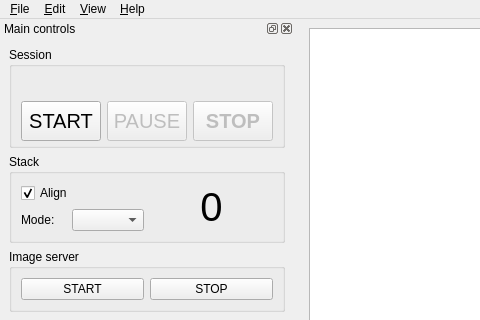
Old version of the form src/als/ui/als_ui.ui in the repository gehelem/als; both pictures show x 0 to 480 and y 0 to 320 of the 1075 by 974 pixel window.
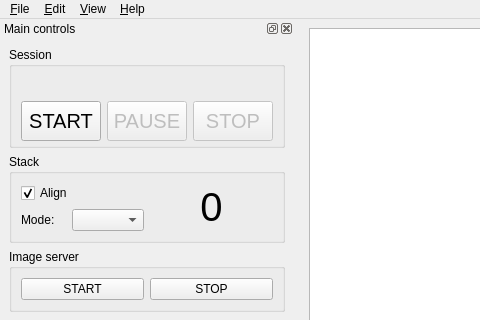
New version of the form. Custom widgets are drawn as their Qt base class.

Commit message: remove bold property on STOP button text

Patch:
```diff
--- a/src/als/ui/als_ui.ui
+++ b/src/als/ui/als_ui.ui
@@ -228,8 +228,8 @@
             <property name="font">
              <font>
               <pointsize>15</pointsize>
-              <weight>75</weight>
-              <bold>true</bold>
+              <weight>50</weight>
+              <bold>false</bold>
               <underline>false</underline>
              </font>
             </property>
```
